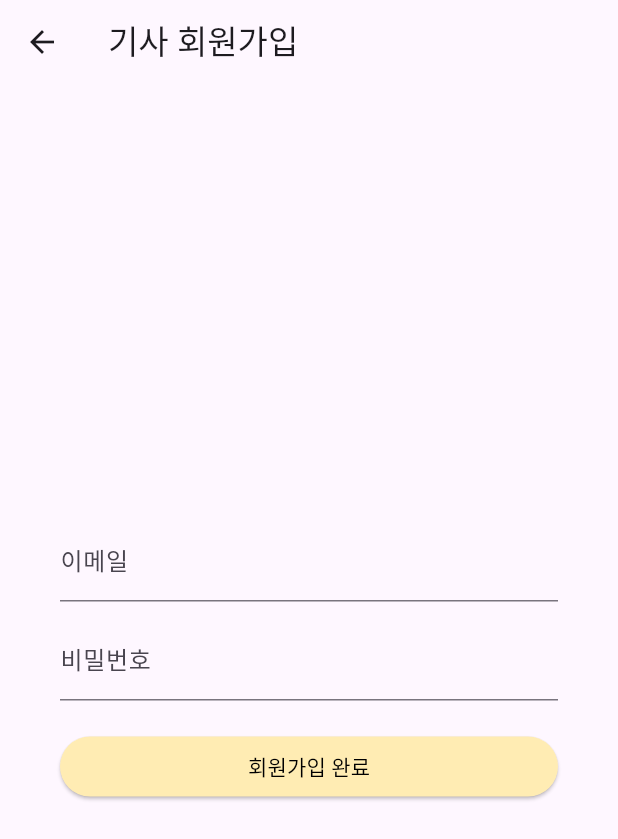
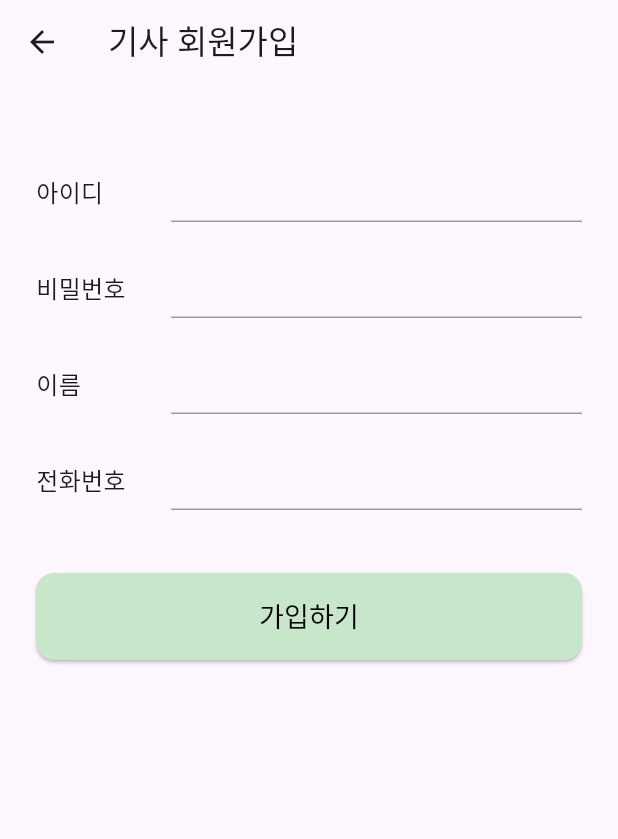
Before and after one commit to cloudbread0714/tayo-taxi-driver, a Flutter app: the screen it shows after launch, after a tap on "회원가입", on a phone screen of 412 x 824 dp. Shown: the top 839 px of the screen. Run offline on Flutter 3.47's test engine with Material 3 defaults, Android fonts, the phone set to English and light mode, and no system bars; our stand-ins replace cloud_firestore, firebase_auth, firebase_core, flutter_dotenv, geolocator, google_maps_flutter and 1 more; accounts and stored records are empty; network calls fail.

Commit message:
updates_250520

```diff
--- a/lib/driver_login_page.dart
+++ b/lib/driver_login_page.dart
@@ -18,13 +18,19 @@ class _DriverLoginPageState extends State<DriverLoginPage> {
   @override
   void initState() {
     super.initState();
+    // 빌드 완료 후 로그인 상태 확인
+    WidgetsBinding.instance.addPostFrameCallback((_) {
       _checkLoginStatus();
+    });
   }
 
   void _checkLoginStatus() {
     final user = FirebaseAuth.instance.currentUser;
     if (user != null) {
-      _checkRole();
+      Navigator.pushReplacement(
+        context,
+        MaterialPageRoute(builder: (_) => const DriverRequestPage()),
+      );
     }
   }
 
@@ -37,40 +43,20 @@ class _DriverLoginPageState extends State<DriverLoginPage> {
         email: email,
         password: password,
       );
-      _checkRole();
-    } on FirebaseAuthException catch (e) {
-      _showErrorDialog('로그인 실패', e.message ?? '알 수 없는 오류');
-    }
-  }
-
-  void _checkRole() async {
-    final uid = FirebaseAuth.instance.currentUser?.uid;
-    if (uid == null) {
-      _showErrorDialog('오류', '로그인된 사용자가 없습니다.');
-      return;
-    }
-
-    final snapshot = await FirebaseFirestore.instance.collection('driver').doc(uid).get();
-    if (!snapshot.exists) {
-      _showErrorDialog('접근 불가', '해당 사용자 정보가 존재하지 않습니다.');
-      return;
-    }
-
-    final role = snapshot.data()?['role'];
-    if (role == 'driver') {
+      // 로그인 후 요청 목록 페이지로 이동
       Navigator.pushReplacement(
         context,
         MaterialPageRoute(builder: (_) => const DriverRequestPage()),
       );
-    } else {
-      _showErrorDialog('접근 불가', '이 앱은 택시 기사 전용입니다.');
+    } on FirebaseAuthException catch (e) {
+      _showErrorDialog('로그인 실패', e.message ?? '알 수 없는 오류');
     }
   }
 
   void _goToSignUp() {
     Navigator.push(
       context,
-      MaterialPageRoute(builder: (_) => const SignUpPage()),
+      MaterialPageRoute(builder: (_) => const DriverSignUpPage()),
     );
   }
 
@@ -93,71 +79,119 @@ class _DriverLoginPageState extends State<DriverLoginPage> {
   @override
   Widget build(BuildContext context) {
     return Scaffold(
+      resizeToAvoidBottomInset: true,
       body: SafeArea(
+        child: SingleChildScrollView(
+          padding: const EdgeInsets.symmetric(horizontal: 24.0, vertical: 40.0),
           child: Column(
-          mainAxisAlignment: MainAxisAlignment.center,
+            crossAxisAlignment: CrossAxisAlignment.stretch,
             children: [
-            const SizedBox(height: 20),
-            const Text(
-              '택시 기사 로그인',
-              style: TextStyle(fontSize: 32, fontWeight: FontWeight.bold),
+              Center(
+                child: Text(
+                  '기사용',
+                  style: TextStyle(
+                    fontSize: 24,
+                    fontWeight: FontWeight.w600,
+                    color: Colors.black54,
+                  ),
+                ),
+              ),
+              const SizedBox(height: 16),
+              Center(
+                child: Icon(
+                  Icons.local_taxi,
+                  size: 100,
+                  color: Colors.green,
+                ),
+              ),
+              const SizedBox(height: 16),
+              Center(
+                child: Text(
+                  '로그인',
+                  style: TextStyle(
+                    fontSize: 36,
+                    fontWeight: FontWeight.bold,
+                    color: Colors.black87,
+                  ),
+                ),
+              ),
+              const SizedBox(height: 40),
+              TextField(
+                controller: emailController,
+                style: const TextStyle(fontSize: 18),
+                decoration: InputDecoration(
+                  labelText: '아이디',
+                  labelStyle: const TextStyle(fontSize: 18),
+                  contentPadding: const EdgeInsets.symmetric(
+                      vertical: 20.0, horizontal: 16.0),
+                  border: OutlineInputBorder(
+                    borderRadius: BorderRadius.circular(12),
+                  ),
+                ),
               ),
               const SizedBox(height: 20),
-            const Icon(Icons.local_taxi, size: 80, color: Colors.amber),
-            const SizedBox(height: 30),
-            Padding(
-              padding: const EdgeInsets.symmetric(horizontal: 40),
-              child: Container(
-                padding: const EdgeInsets.all(20),
-                decoration: BoxDecoration(
-                  border: Border.all(color: Colors.grey.shade300),
-                  borderRadius: BorderRadius.circular(10),
-                ),
-                child: Column(
-                  children: [
-                    TextField(
-                      controller: emailController,
-                      decoration: const InputDecoration(labelText: '아이디'),
-                    ),
-                    const SizedBox(height: 10),
               TextField(
                 controller: passwordController,
                 obscureText: true,
-                      decoration: const InputDecoration(labelText: '비밀번호'),
+                style: const TextStyle(fontSize: 18),
+                decoration: InputDecoration(
+                  labelText: '비밀번호',
+                  labelStyle: const TextStyle(fontSize: 18),
+                  contentPadding: const EdgeInsets.symmetric(
+                      vertical: 20.0, horizontal: 16.0),
+                  border: OutlineInputBorder(
+                    borderRadius: BorderRadius.circular(12),
                   ),
-                    const SizedBox(height: 20),
+                ),
+              ),
+              const SizedBox(height: 30),
               ElevatedButton(
+                onPressed: _login,
                 style: ElevatedButton.styleFrom(
-                        backgroundColor: Colors.amber.shade100,
+                  padding: const EdgeInsets.symmetric(vertical: 18.0),
+                  backgroundColor: Colors.green.shade200,
                   foregroundColor: Colors.black,
-                        minimumSize: const Size.fromHeight(40),
+                  shape: RoundedRectangleBorder(
+                    borderRadius: BorderRadius.circular(12),
                   ),
-                      onPressed: _login,
-                      child: const Text('로그인'),
                 ),
-                    const SizedBox(height: 10),
+                child: const Text(
+                  '로그인',
+                  style: TextStyle(fontSize: 20),
+                ),
+              ),
+              const SizedBox(height: 16),
               ElevatedButton(
+                onPressed: _goToSignUp,
                 style: ElevatedButton.styleFrom(
-                        backgroundColor: Colors.amber.shade100,
+                  padding: const EdgeInsets.symmetric(vertical: 18.0),
+                  backgroundColor: Colors.green.shade200,
                   foregroundColor: Colors.black,
-                        minimumSize: const Size.fromHeight(40),
+                  shape: RoundedRectangleBorder(
+                    borderRadius: BorderRadius.circular(12),
                   ),
-                      onPressed: _goToSignUp,
-                      child: const Text('회원가입'),
                 ),
-                    const SizedBox(height: 10),
-                    TextButton(
+                child: const Text(
+                  '회원가입',
+                  style: TextStyle(fontSize: 20),
+                ),
+              ),
+              const SizedBox(height: 12),
+              Center(
+                child: TextButton(
                   onPressed: () {},
                   child: const Text(
                     '아이디/비밀번호 찾기',
-                        style: TextStyle(decoration: TextDecoration.underline),
-                      ),
-                    )
-                  ],
+                    style: TextStyle(
+                      fontSize: 16,
+                      decoration: TextDecoration.underline,
                     ),
                   ),
                 ),
+              ),
+              const SizedBox(height: 40),
             ],
+          ),
         ),
       ),
     );
--- a/lib/driver_sign_up.dart
+++ b/lib/driver_sign_up.dart
@@ -2,50 +2,54 @@ import 'package:flutter/material.dart';
 import 'package:firebase_auth/firebase_auth.dart';
 import 'package:cloud_firestore/cloud_firestore.dart';
 
-class SignUpPage extends StatefulWidget {
-  const SignUpPage({super.key});
+class DriverSignUpPage extends StatefulWidget {
+  const DriverSignUpPage({super.key});
 
   @override
-  State<SignUpPage> createState() => _SignUpPageState();
+  State<DriverSignUpPage> createState() => _DriverSignUpPageState();
 }
 
-class _SignUpPageState extends State<SignUpPage> {
-  final emailController = TextEditingController();
+class _DriverSignUpPageState extends State<DriverSignUpPage> {
+  final idController = TextEditingController();
   final passwordController = TextEditingController();
+  final nameController = TextEditingController();
+  final phoneController = TextEditingController();
 
   void _signUp() async {
-    final email = emailController.text.trim();
+    final id = idController.text.trim();
     final password = passwordController.text.trim();
+    final name = nameController.text.trim();
+    final phone = phoneController.text.trim();
+
+    if (id.isEmpty || password.isEmpty || name.isEmpty || phone.isEmpty) {
+      ScaffoldMessenger.of(context).showSnackBar(
+        const SnackBar(content: Text('모든 필드를 입력해주세요.')),
+      );
+      return;
+    }
 
     try {
-      final credential = await FirebaseAuth.instance
-          .createUserWithEmailAndPassword(email: email, password: password);
-      final uid = credential.user?.uid;
-
-      if (uid == null) {
-        throw Exception('사용자 UID 생성 실패');
-      }
-
-      await FirebaseFirestore.instance.collection('driver').doc(uid).set({
-        'email': email,
+      final cred = await FirebaseAuth.instance
+          .createUserWithEmailAndPassword(email: id, password: password);
+      final user = cred.user;
+      if (user != null) {
+        await FirebaseFirestore.instance
+            .collection('driver')
+            .doc(user.uid)
+            .set({
+          'email': id,
+          'name': name,
+          'phone': phone,
           'role': 'driver',
           'createdAt': FieldValue.serverTimestamp(),
         });
-
-      _showSuccessDialog(email);
-    } on FirebaseAuthException catch (e) {
-      _showErrorDialog('회원가입 실패', e.message ?? 'Firebase 오류 발생');
-    } catch (e) {
-      _showErrorDialog('예외 발생', e.toString());
-    }
       }
 
-  void _showSuccessDialog(String email) {
       showDialog(
         context: context,
         builder: (_) => AlertDialog(
           title: const Text('회원가입 성공'),
-        content: Text('이메일: $email'),
+          content: Text('아이디: $id\n이름: $name\n전화번호: $phone'),
           actions: [
             TextButton(
               onPressed: () {
@@ -57,13 +61,17 @@ class _SignUpPageState extends State<SignUpPage> {
           ],
         ),
       );
+    } on FirebaseAuthException catch (e) {
+      String message;
+      if (e.code == 'email-already-in-use') {
+        message = '중복된 아이디입니다.';
+      } else {
+        message = e.message ?? '알 수 없는 오류';
       }
-
-  void _showErrorDialog(String title, String message) {
       showDialog(
         context: context,
         builder: (_) => AlertDialog(
-        title: Text(title),
+          title: const Text('회원가입 실패'),
           content: Text(message),
           actions: [
             TextButton(
@@ -74,36 +82,55 @@ class _SignUpPageState extends State<SignUpPage> {
         ),
       );
     }
+  }
 
   @override
   Widget build(BuildContext context) {
     return Scaffold(
       appBar: AppBar(title: const Text('기사 회원가입')),
-      body: Center(
-        child: Padding(
-          padding: const EdgeInsets.symmetric(horizontal: 40.0),
+      body: SafeArea(
+        child: SingleChildScrollView(
+          padding: const EdgeInsets.symmetric(horizontal: 24.0, vertical: 40.0),
           child: Column(
-            mainAxisAlignment: MainAxisAlignment.center,
+            crossAxisAlignment: CrossAxisAlignment.stretch,
             children: [
-              TextField(
-                controller: emailController,
-                decoration: const InputDecoration(labelText: '이메일'),
+              _buildRow(
+                label: '아이디',
+                controller: idController,
+                keyboardType: TextInputType.emailAddress,
+                action: TextInputAction.next,
               ),
-              const SizedBox(height: 10),
-              TextField(
+              _buildRow(
+                label: '비밀번호',
                 controller: passwordController,
-                obscureText: true,
-                decoration: const InputDecoration(labelText: '비밀번호'),
+                obscure: true,
+                keyboardType: TextInputType.visiblePassword,
+                action: TextInputAction.next,
               ),
-              const SizedBox(height: 20),
+              _buildRow(
+                label: '이름',
+                controller: nameController,
+                keyboardType: TextInputType.text,
+                action: TextInputAction.next,
+              ),
+              _buildRow(
+                label: '전화번호',
+                controller: phoneController,
+                keyboardType: TextInputType.phone,
+                action: TextInputAction.done,
+              ),
+              const SizedBox(height: 30),
               ElevatedButton(
+                onPressed: _signUp,
                 style: ElevatedButton.styleFrom(
-                  backgroundColor: Colors.amber.shade100,
+                  backgroundColor: Colors.green.shade100,
                   foregroundColor: Colors.black,
-                  minimumSize: const Size.fromHeight(40),
+                  padding: const EdgeInsets.symmetric(vertical: 16),
+                  shape: RoundedRectangleBorder(
+                      borderRadius: BorderRadius.circular(12)),
+                  minimumSize: const Size.fromHeight(50),
                 ),
-                onPressed: _signUp,
-                child: const Text('회원가입 완료'),
+                child: const Text('가입하기', style: TextStyle(fontSize: 18)),
               ),
             ],
           ),
@@ -111,4 +138,45 @@ class _SignUpPageState extends State<SignUpPage> {
       ),
     );
   }
+
+  Widget _buildRow({
+    required String label,
+    required TextEditingController controller,
+    bool obscure = false,
+    required TextInputType keyboardType,
+    required TextInputAction action,
+  }) {
+    return Padding(
+      padding: const EdgeInsets.symmetric(vertical: 12.0),
+      child: Row(
+        children: [
+          SizedBox(
+            width: 90,
+            child: Text(label, style: const TextStyle(fontSize: 16)),
+          ),
+          Expanded(
+            child: TextField(
+              controller: controller,
+              obscureText: obscure,
+              keyboardType: keyboardType,
+              textInputAction: action,
+              autocorrect: true,
+              enableSuggestions: true,
+              decoration: const InputDecoration(
+                enabledBorder: UnderlineInputBorder(
+                  borderSide: BorderSide(color: Colors.grey),
+                ),
+                focusedBorder: UnderlineInputBorder(
+                  borderSide: BorderSide(color: Colors.grey),
+                ),
+                contentPadding: EdgeInsets.symmetric(vertical: 8.0),
+                isDense: true,
+              ),
+              style: const TextStyle(fontSize: 16),
+            ),
+          ),
+        ],
+      ),
+    );
   }
+}
--- a/lib/main.dart
+++ b/lib/main.dart
@@ -23,7 +23,7 @@ class DriverApp extends StatelessWidget {
     return MaterialApp(
       title: 'Driver App',
       debugShowCheckedModeBanner: false,
-      theme: ThemeData(primarySwatch: Colors.amber),
+      theme: ThemeData(primarySwatch: Colors.green),
       home: const DriverLoginPage(),
     );
   }
--- a/pubspec.yaml
+++ b/pubspec.yaml
@@ -28,6 +28,5 @@ dev_dependencies:
 
 flutter:
   uses-material-design: true
-
   assets:
     - .env
```
Also changed, not shown: 1 other file. Lines whose indentation alone changed are shown as unchanged.
